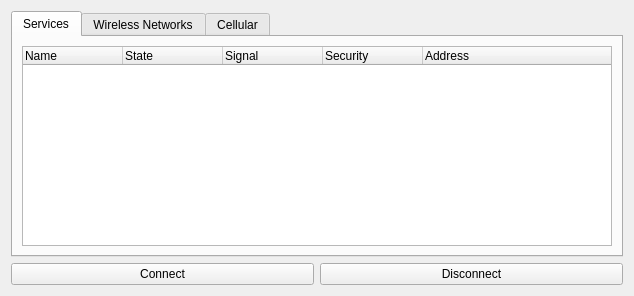
This is form.ui in lpotter/qconnman as Qt 5 draws it before an edit. The edited form follows.
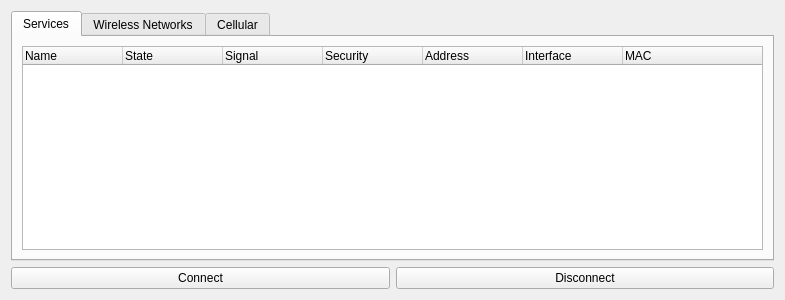
This is the edited form.

Commit message: add mac and address to ui. add ne wicon

Diff of the .ui file:
```diff
--- a/form.ui
+++ b/form.ui
@@ -6,8 +6,8 @@
    <rect>
     <x>0</x>
     <y>0</y>
-    <width>634</width>
-    <height>296</height>
+    <width>785</width>
+    <height>300</height>
    </rect>
   </property>
   <property name="windowTitle">
@@ -60,6 +60,16 @@
            <string>Address</string>
           </property>
          </column>
+         <column>
+          <property name="text">
+           <string>Interface</string>
+          </property>
+         </column>
+         <column>
+          <property name="text">
+           <string>MAC</string>
+          </property>
+         </column>
         </widget>
        </item>
       </layout>
```
The commit also changes 3 other files.
